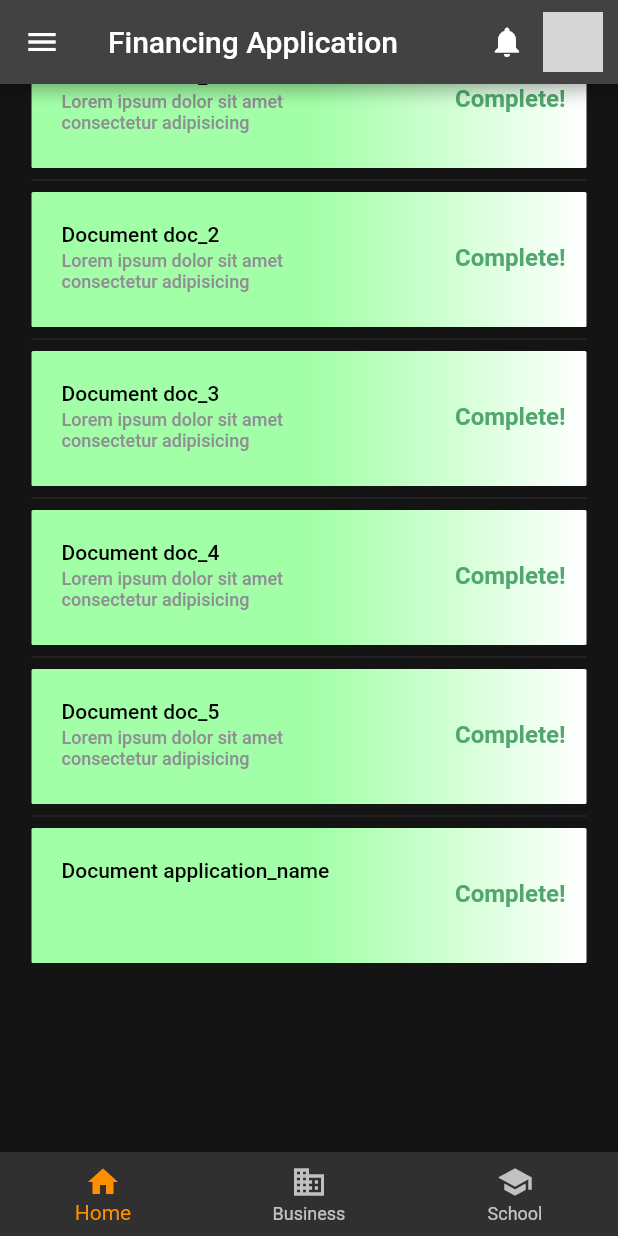
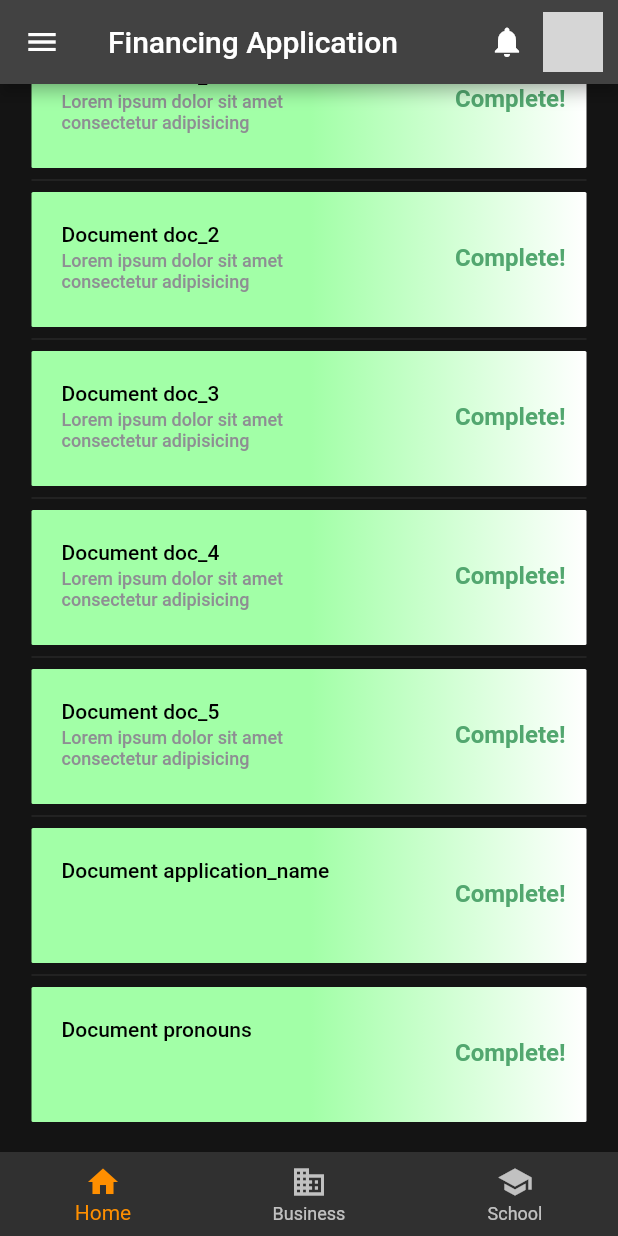
Before and after one commit to AlulaLeak/client-financing-application, a Flutter app: the screen it shows once a user with an empty profile is signed in, scrolled down 576 dp, on a phone screen of 412 x 824 dp. Run offline on Flutter 3.47's test engine with Material 2 defaults, Android fonts, the phone set to English and light mode, and no system bars; our stand-ins replace cloud_firestore, file_picker, firebase_auth, firebase_core, firebase_storage; missing offline and left inert: flutterfire_ui; accounts and stored records are empty; network calls fail; statements that could not run were skipped; grey boxes are pictures that could not be loaded.

Commit message:
added pronoun input and empty name validation

```diff
--- a/lib/constants/constants_documents.dart
+++ b/lib/constants/constants_documents.dart
@@ -6,6 +6,6 @@ List<String> documents = [
   "doc_4",
   "doc_5",
   "application_name",
-  // "pronouns",
+  "pronouns",
   // "date_of_birth",
 ];
--- a/lib/pages/client_app.dart
+++ b/lib/pages/client_app.dart
@@ -46,6 +46,7 @@ class ClientApp extends StatelessWidget {
             "doc_4": null,
             "doc_5": null,
             "application_name": null,
+            "pronouns": null,
             "created_at": DateTime.now(),
           };
           db
--- a/lib/widgets/client_homewidget/document_status_cardlist.dart
+++ b/lib/widgets/client_homewidget/document_status_cardlist.dart
@@ -6,6 +6,7 @@ import 'package:provider/provider.dart';
 import '../../providers/userinfo_provider.dart';
 import 'package:cloud_firestore/cloud_firestore.dart';
 import '../../widgets/client_homewidget/name_card.dart';
+import '../../widgets/client_homewidget/pronouns_card.dart';
 
 class DocumentStatusCard extends StatelessWidget {
   const DocumentStatusCard({
@@ -44,6 +45,11 @@ class DocumentStatusCard extends StatelessWidget {
                             index: index,
                             document: documents[index],
                             user: snapshot.data);
+                      } else if (documents[index] == 'pronouns') {
+                        return PronounsCard(
+                            index: index,
+                            document: documents[index],
+                            user: snapshot.data);
                       } else {
                         return DocumentCard(
                             index: index,
--- a/lib/widgets/client_homewidget/name_card.dart
+++ b/lib/widgets/client_homewidget/name_card.dart
@@ -20,6 +20,7 @@ class _NameCardState extends State<NameCard> {
   TextEditingController nameController = TextEditingController();
   String name = '';
   final db = FirebaseFirestore.instance;
+  bool _validate = false;
 
   Future<void> updateApplicationName() async {
     await db
@@ -69,10 +70,13 @@ class _NameCardState extends State<NameCard> {
                               color: black,
                               fontSize: 14,
                               fontWeight: FontWeight.w500),
-                          decoration: const InputDecoration(
+                          decoration: InputDecoration(
                             border: InputBorder.none,
-                            hintText: 'Please enter your name here',
-                            hintStyle: TextStyle(color: Colors.grey),
+                            hintText: _validate
+                                ? 'Please enter your name here. Value Can\'t Be Empty'
+                                : 'Please enter your name here',
+                            hintStyle: TextStyle(
+                                color: _validate ? Colors.red : Colors.grey),
                           ),
                         )
                       : Text(
@@ -89,7 +93,15 @@ class _NameCardState extends State<NameCard> {
             widget.user!.docs[0].get(widget.document.toString()) == null
                 ? TextButton(
                     onPressed: () async {
-                      await updateApplicationName();
+                      setState(() {
+                        nameController.text == ""
+                            ? _validate = true
+                            : _validate = false;
+                      });
+                      if (nameController.text != "") {
+                        await updateApplicationName();
+                      }
+                      // await updateApplicationName();
                     },
                     child: const Text(
                       'Sumbit +',
--- a/lib/widgets/client_homewidget/pronouns_card.dart
+++ b/lib/widgets/client_homewidget/pronouns_card.dart
@@ -0,0 +1,192 @@
+import 'package:flutter/material.dart';
+import '../../constants/constants_client_homewidget.dart';
+import 'package:cloud_firestore/cloud_firestore.dart';
+import 'package:provider/provider.dart';
+import '../../providers/userinfo_provider.dart';
+
+class PronounsCard extends StatefulWidget {
+  const PronounsCard({Key? key, this.index = 0, this.document, this.user})
+      : super(key: key);
+
+  final int index;
+  final String? document;
+  final QuerySnapshot<Object?>? user;
+
+  @override
+  State<PronounsCard> createState() => _PronounsCardState();
+}
+
+class _PronounsCardState extends State<PronounsCard> {
+  String? _character = "he/him";
+
+  String name = '';
+  final db = FirebaseFirestore.instance;
+
+  Future<void> updateApplicationName() async {
+    await db
+        .collection("users")
+        .doc(Provider.of<UserInformation>(context, listen: false).uid)
+        .update({'pronouns': _character.toString()});
+  }
+
+  @override
+  Widget build(BuildContext context) {
+    return Container(
+      padding: const EdgeInsets.only(left: 20, right: 6, top: 20),
+      width: double.infinity,
+      height: 90,
+      decoration: BoxDecoration(
+        gradient: LinearGradient(
+            colors: [
+              const Color.fromARGB(255, 255, 255, 255),
+              widget.user!.docs[0].get(widget.document.toString()) == null
+                  ? white
+                  : const Color.fromARGB(255, 162, 255, 167)
+            ],
+            begin: Alignment.centerRight,
+            end: const Alignment(0.005, 0.0),
+            tileMode: TileMode.clamp),
+        borderRadius: const BorderRadius.all(Radius.circular(1.0)),
+      ),
+      child: Row(
+        children: [
+          Theme(
+            data: Theme.of(context).copyWith(
+                unselectedWidgetColor: Color.fromARGB(255, 0, 0, 0),
+                disabledColor: Colors.blue),
+            child: Column(
+              mainAxisAlignment: MainAxisAlignment.start,
+              crossAxisAlignment: CrossAxisAlignment.start,
+              children: [
+                Text("Document ${widget.document}",
+                    style: const TextStyle(
+                        color: black,
+                        fontSize: 14,
+                        fontWeight: FontWeight.w500)),
+                const SizedBox(height: 3),
+                Scrollbar(
+                  thumbVisibility:
+                      widget.user!.docs[0].get(widget.document.toString()) ==
+                          null,
+                  child: SizedBox(
+                      width: 200,
+                      child: widget.user!.docs[0]
+                                  .get(widget.document.toString()) ==
+                              null
+                          ? SingleChildScrollView(
+                              scrollDirection: Axis.horizontal,
+                              child: Row(children: <Widget>[
+                                Row(
+                                  children: [
+                                    Radio<String>(
+                                      value: "he/him",
+                                      groupValue: _character,
+                                      onChanged: (String? value) {
+                                        setState(() {
+                                          _character = value;
+                                        });
+                                      },
+                                    ),
+                                    const Text(
+                                      "he/him",
+                                      style: TextStyle(color: black),
+                                    ),
+                                  ],
+                                ),
+                                Row(
+                                  children: [
+                                    Radio<String>(
+                                      value: "she/her",
+                                      groupValue: _character,
+                                      onChanged: (String? value) {
+                                        setState(() {
+                                          _character = value;
+                                        });
+                                      },
+                                    ),
+                                    const Text(
+                                      "she/her",
+                                      style: TextStyle(color: black),
+                                    ),
+                                  ],
+                                ),
+                                Row(
+                                  children: [
+                                    Radio<String>(
+                                      value: "they/them",
+                                      groupValue: _character,
+                                      onChanged: (String? value) {
+                                        setState(() {
+                                          _character = value;
+                                        });
+                                      },
+                                    ),
+                                    const Text(
+                                      "they/them",
+                                      style: TextStyle(color: black),
+                                    ),
+                                  ],
+                                ),
+                                Row(
+                                  children: [
+                                    Radio<String>(
+                                      value: "other/prefer not to say",
+                                      groupValue: _character,
+                                      onChanged: (String? value) {
+                                        setState(() {
+                                          _character = value;
+                                        });
+                                      },
+                                    ),
+                                    const Text(
+                                      "other/prefer not to say",
+                                      style: TextStyle(color: black),
+                                    ),
+                                  ],
+                                ),
+                              ]))
+                          : Text(
+                              widget.user!.docs[0]
+                                  .get(widget.document.toString()),
+                              style: const TextStyle(
+                                  color: black,
+                                  fontSize: 14,
+                                  fontWeight: FontWeight.w500),
+                            )),
+                )
+              ],
+            ),
+          ),
+          const Spacer(),
+          Column(children: [
+            widget.user!.docs[0].get(widget.document.toString()) == null
+                ? TextButton(
+                    onPressed: () async {
+                      await updateApplicationName();
+                    },
+                    child: const Text(
+                      'Sumbit +',
+                      style: TextStyle(
+                        color: primary,
+                        fontSize: 16,
+                        fontWeight: FontWeight.bold,
+                      ),
+                    ),
+                  )
+                : TextButton(
+                    onPressed: () {},
+                    child: const Text(
+                      'Complete!',
+                      style: TextStyle(
+                        color: green,
+                        fontSize: 16,
+                        fontWeight: FontWeight.bold,
+                      ),
+                    ),
+                  ),
+          ])
+        ],
+      ),
+    );
+  }
+}
--- a/lib/widgets/client_homewidget/welcome_and_progress.dart
+++ b/lib/widgets/client_homewidget/welcome_and_progress.dart
@@ -86,7 +86,7 @@ class WelcomeAndProgressCircle extends StatelessWidget {
                           width: 11,
                         ),
                         Text(
-                          "${_completedDocuments(snapshot) * 100} %",
+                          "${(_completedDocuments(snapshot) * 100).toInt()} %",
                           style: const TextStyle(
                             color: white,
                             fontSize: 20,
```
